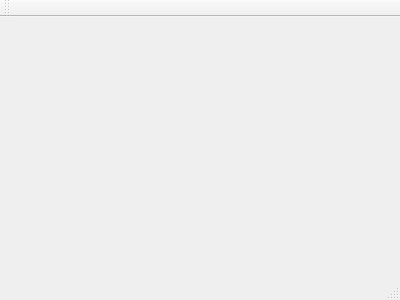
Qt form engineerexam.ui (ppkt/EngineerExam) before a commit.
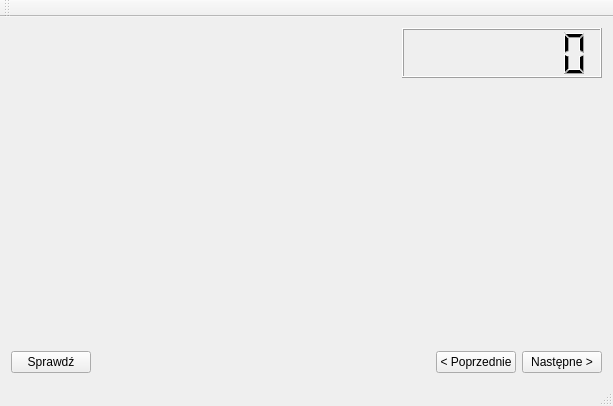
The same form after that commit. Custom widgets are drawn as their Qt base class.

```diff
--- a/engineerexam.ui
+++ b/engineerexam.ui
@@ -1,24 +1,125 @@
 <ui version="4.0">
  <class>EngineerExam</class>
- <widget class="QMainWindow" name="EngineerExam" >
-  <property name="geometry" >
+ <widget class="QMainWindow" name="EngineerExam">
+  <property name="geometry">
    <rect>
     <x>0</x>
     <y>0</y>
-    <width>400</width>
-    <height>300</height>
+    <width>613</width>
+    <height>406</height>
    </rect>
   </property>
   <property name="windowTitle" >
    <string>EngineerExam</string>
   </property>
-  <widget class="QMenuBar" name="menuBar" />
-  <widget class="QToolBar" name="mainToolBar" />
-  <widget class="QWidget" name="centralWidget" />
-  <widget class="QStatusBar" name="statusBar" />
+  <widget class="QWidget" name="centralWidget">
+   <layout class="QGridLayout" name="gridLayout">
+    <item row="2" column="0" colspan="2">
+     <layout class="QHBoxLayout" name="horizontalLayout">
+      <item>
+       <widget class="QPushButton" name="checkQuestions">
+        <property name="text">
+         <string>Sprawdź</string>
+        </property>
+       </widget>
+      </item>
+      <item>
+       <spacer name="horizontalSpacer_2">
+        <property name="orientation">
+         <enum>Qt::Horizontal</enum>
+        </property>
+        <property name="sizeHint" stdset="0">
+         <size>
+          <width>40</width>
+          <height>20</height>
+         </size>
+        </property>
+       </spacer>
+      </item>
+      <item>
+       <widget class="QPushButton" name="prevQuestion">
+        <property name="text">
+         <string>&lt; Poprzednie</string>
+        </property>
+       </widget>
+      </item>
+      <item>
+       <widget class="QPushButton" name="nextQuestion">
+        <property name="text">
+         <string>Następne &gt;</string>
+        </property>
+       </widget>
+      </item>
+     </layout>
+    </item>
+    <item row="0" column="1">
+     <widget class="DigitalClock" name="timer">
+      <property name="minimumSize">
+       <size>
+        <width>200</width>
+        <height>50</height>
+       </size>
+      </property>
+      <property name="font">
+       <font>
+        <pointsize>18</pointsize>
+       </font>
+      </property>
+      <property name="digitCount">
+       <number>7</number>
+      </property>
+     </widget>
+    </item>
+    <item row="1" column="0" colspan="2">
+     <widget class="QStackedWidget" name="stackedWidget">
+      <property name="currentIndex">
+       <number>-1</number>
+      </property>
+     </widget>
+    </item>
+    <item row="0" column="0">
+     <spacer name="horizontalSpacer">
+      <property name="orientation">
+       <enum>Qt::Horizontal</enum>
+      </property>
+      <property name="sizeHint" stdset="0">
+       <size>
+        <width>40</width>
+        <height>20</height>
+       </size>
+      </property>
+     </spacer>
+    </item>
+   </layout>
+  </widget>
+  <widget class="QMenuBar" name="menuBar">
+   <property name="geometry">
+    <rect>
+     <x>0</x>
+     <y>0</y>
+     <width>613</width>
+     <height>25</height>
+    </rect>
+   </property>
+  </widget>
+  <widget class="QToolBar" name="mainToolBar">
+   <attribute name="toolBarArea">
+    <enum>TopToolBarArea</enum>
+   </attribute>
+   <attribute name="toolBarBreak">
+    <bool>false</bool>
+   </attribute>
+  </widget>
+  <widget class="QStatusBar" name="statusBar"/>
  </widget>
- <layoutDefault spacing="6" margin="11" />
- <pixmapfunction></pixmapfunction>
+ <layoutdefault spacing="6" margin="11"/>
+ <customwidgets>
+  <customwidget>
+   <class>DigitalClock</class>
+   <extends>QLCDNumber</extends>
+   <header location="global">digitalclock.h</header>
+  </customwidget>
+ </customwidgets>
  <resources/>
  <connections/>
 </ui>
```
Left out of the diff: 3 changed lines with no effect on the pictures.
